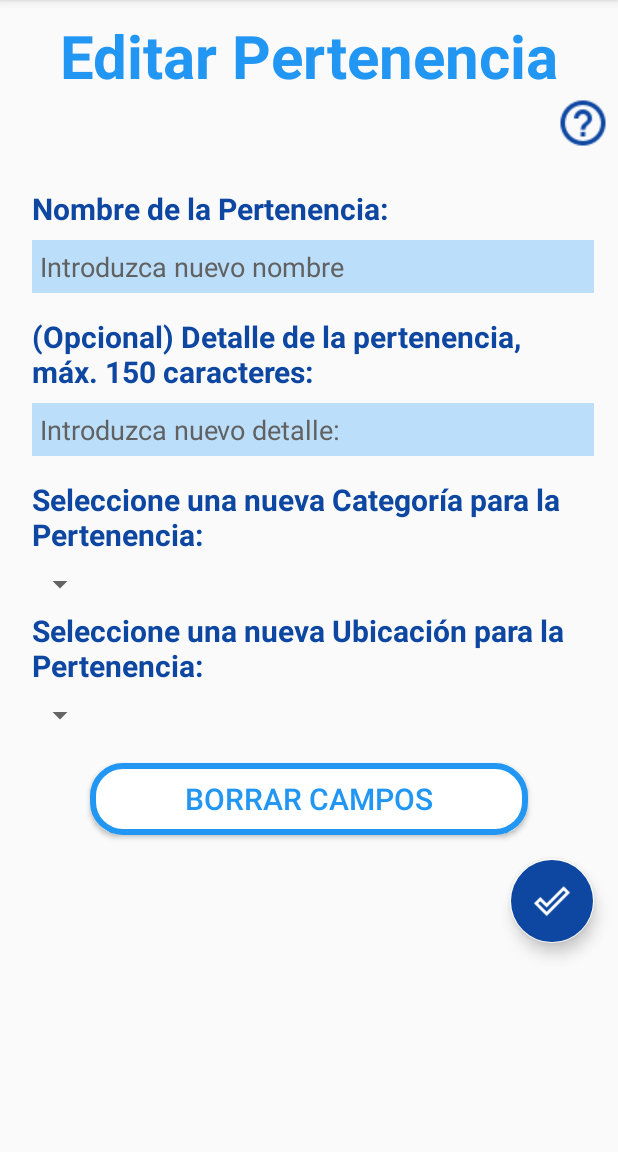
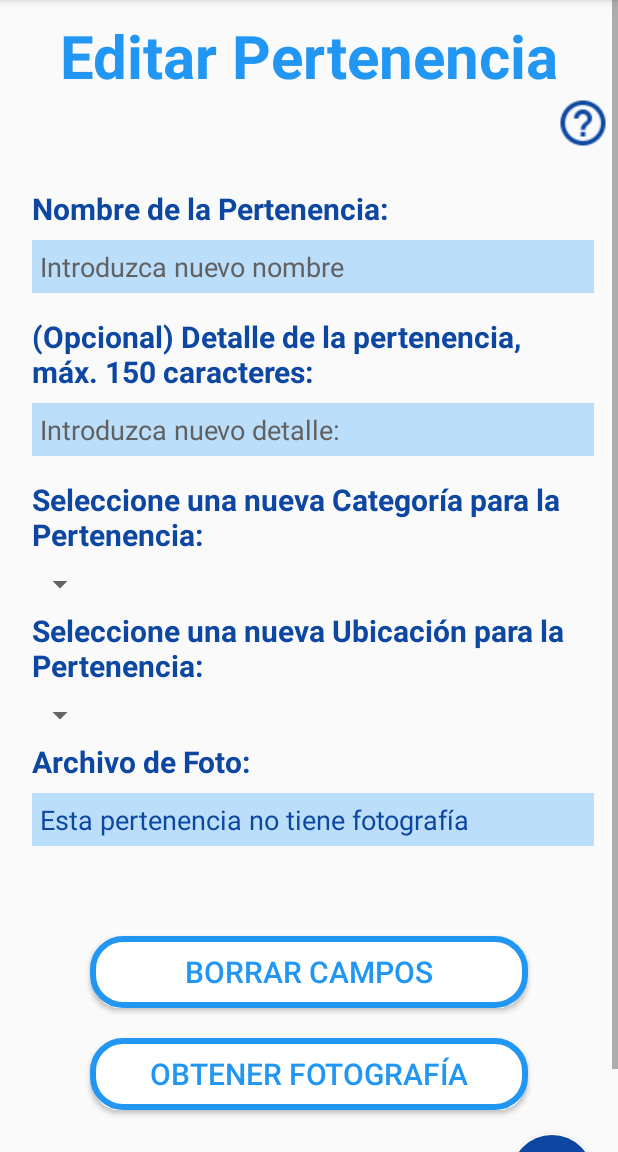
Before and after one commit to juasas/AppOrganizador, an Android app: the MostrarPertenenciaActivity screen opened directly, with no data from a screen before it, after a tap on "editar", on a phone screen of 412 x 824 dp, the part 84-1236 px from its top. Run offline under Robolectric (Android 15) with nearby library versions, the phone set to English and light mode, and no system bars; 2 statements that could not run were skipped.

Commit message:
Versión 4 antes de modificar clase de editarPertenencia 28-09-2019

```diff
--- a/app/src/main/java/com/example/juasa/apporganizador/EditarPertenenciaActivity.java
+++ b/app/src/main/java/com/example/juasa/apporganizador/EditarPertenenciaActivity.java
@@ -1,6 +1,7 @@
 package com.example.juasa.apporganizador;
 
 import android.content.Intent;
+import android.graphics.BitmapFactory;
 import android.support.v7.app.AlertDialog;
 import android.support.v7.app.AppCompatActivity;
 import android.os.Bundle;
@@ -15,15 +16,16 @@ import android.widget.TextView;
 import android.widget.Toast;
 
 import com.example.juasa.apporganizador.base_de_datos.Controlador_base_datos;
+import com.example.juasa.apporganizador.datos.Datos;
 
 public class EditarPertenenciaActivity extends AppCompatActivity {
 
     private Controlador_base_datos controlador;
-    private EditText cajaNombre, cajaDetalle;
+    private EditText cajaNombre, cajaDetalle, cajaTextoFoto;
     private Bundle extras;
     private int id_pert, idCategoria, idUbicacion;
     private String nombreCategoriaPert, nombrePert, detallePert, nombreUbicacionPert, nombreAntiguo;
-    //private String foto_pert;
+    private String fotoPert;
     private View view;
     private Pertenencia pertenencia;
     private Spinner spinnerCategoria, spinnerUbicacion;
@@ -41,21 +43,22 @@ public class EditarPertenenciaActivity extends AppCompatActivity {
         llenarPertenencia();
     }
 
-        public void inicializar (){
+    public void inicializar() {
         cajaNombre = (EditText) findViewById(R.id.editar_pert_caja_nombre);
         cajaDetalle = (EditText) findViewById(R.id.editar_pert_caja_detalle);
         spinnerCategoria = findViewById(R.id.editar_pert_sp_categoria);
         spinnerUbicacion = findViewById(R.id.editar_pert_sp_ubic);
+        cajaTextoFoto = (EditText) findViewById(R.id.editar_pert_caja_textoFoto);
     }
 
     @Override
-    public boolean onCreateOptionsMenu (Menu menu){
+    public boolean onCreateOptionsMenu(Menu menu) {
         getMenuInflater().inflate(R.menu.menu_action_secundario, menu);
         return super.onCreateOptionsMenu(menu);
     }
 
     @Override
-    public boolean onOptionsItemSelected (MenuItem item ) {
+    public boolean onOptionsItemSelected(MenuItem item) {
         switch (item.getItemId()) {
             case R.id.menu_action_secundario_volver_atras:
                 Intent intento = new Intent(this, PertenenciasPpalActivity.class);
@@ -76,15 +79,21 @@ public class EditarPertenenciaActivity extends AppCompatActivity {
             detallePert = extras.getString("detalle_pert");
             nombreCategoriaPert = extras.getString("categoria_pert");
             nombreUbicacionPert = extras.getString("ubicacion_pert");
-            //foto_pert = extras.getString("foto_desc");
+            fotoPert = extras.getString("foto_pert");
         }
     }
 
-    public void llenarPertenencia(){
+    public void llenarPertenencia() {
         cajaNombre.setText(nombrePert);
         cajaDetalle.setText(detallePert);
         spinnerCategoria.setSelection(obtenerPosicionItem(spinnerCategoria, nombreCategoriaPert));
         spinnerUbicacion.setSelection(obtenerPosicionItem(spinnerUbicacion, nombreUbicacionPert));
+
+        if ((fotoPert == null) || (fotoPert.equals(""))) {
+            cajaTextoFoto.setText("Esta pertenencia no tiene fotografía");
+        } else {
+            cajaTextoFoto.setText(fotoPert);
+        }
     }
 
     public void guardarPertenencia(View view) {
@@ -101,6 +110,7 @@ public class EditarPertenenciaActivity extends AppCompatActivity {
         pertenencia.setIdPertenencia(id_pert);
         pertenencia.setNombrePertenencia(cajaNombre.getText().toString().toUpperCase());
         pertenencia.setDetallePertenencia(cajaDetalle.getText().toString());
+        pertenencia.setFotoPertenencia(cajaTextoFoto.getText().toString());
 
         //int idCat = controlador.obtenerIdCategoria(pertenencia.getCategoriaPertenencia());
         //ubic = controlador.obtenerUbicacion(pertenencia.getUbicacionPertenencia());
@@ -124,7 +134,8 @@ public class EditarPertenenciaActivity extends AppCompatActivity {
             }
         }
     }
-    public void resetear (View view){
+
+    public void resetear(View view) {
         inicializar();
         cajaNombre.setText("");
         cajaDetalle.setText("");
@@ -162,5 +173,22 @@ public class EditarPertenenciaActivity extends AppCompatActivity {
                         "para aceptar")
                 .setPositiveButton("Aceptar", null);
         AlertDialog dialog = builder.create();
-        dialog.show();}
+        dialog.show();
     }
+
+    public void entrarMenuFoto(View view) {
+        intento = new Intent(this, FotografiaPpalActivity.class);
+        guardarDatosPertenencia();
+        startActivity(intento);
+    }
+
+    public void guardarDatosPertenencia (){
+        Datos.pertenenciaGlobal.setIdPertenencia(id_pert);
+        Datos.pertenenciaGlobal.setNombrePertenencia(nombrePert);
+        Datos.pertenenciaGlobal.setDetallePertenencia(detallePert);
+        Datos.pertenenciaGlobal.setNombreUbicacionPertenencia(nombreUbicacionPert);
+        Datos.pertenenciaGlobal.setNombreCategoriaPertenencia(nombreCategoriaPert);
+        Datos.pertenenciaGlobal.setFotoPertenencia(fotoPert);
+        Datos.pertenenciaGlobal.setIdPertenencia(id_pert);
+    }
+}
--- a/app/src/main/java/com/example/juasa/apporganizador/MostrarPertenenciaActivity.java
+++ b/app/src/main/java/com/example/juasa/apporganizador/MostrarPertenenciaActivity.java
@@ -21,7 +21,7 @@ public class MostrarPertenenciaActivity extends AppCompatActivity {
 
     private Controlador_base_datos controlador;
     private ImageView cajaFoto;
-    private TextView cajaCat, cajaUbic, cajaNombre, cajaDetalle;
+    private TextView cajaCat, cajaUbic, cajaNombre, cajaDetalle, cajaTextoFoto;
     private Bundle extras;
     private int id_pert;
     private String categoriaPert, ubicacionPert, nombrePert, detallePert, fotoPert, cadena;
@@ -73,7 +73,7 @@ public class MostrarPertenenciaActivity extends AppCompatActivity {
                 intento1.putExtra("detalle_pert", detallePert);
                 intento1.putExtra("categoria_pert", categoriaPert);
                 intento1.putExtra("ubicacion_pert", ubicacionPert);
-                //intento1.putExtra("foto_pert", foto_pert);
+                intento1.putExtra("foto_pert", fotoPert);
                 startActivity(intento1);
                 break;
             case R.id.menu_action_gestion_eliminar_elemento:
@@ -117,13 +117,14 @@ public class MostrarPertenenciaActivity extends AppCompatActivity {
         cajaCat.setText(categoriaPert);
         cajaUbic.setText(ubicacionPert);
 
-        if (fotoPert == null){
+        if ((fotoPert == null) || (fotoPert.equals(""))){
             cajaFoto.setImageResource(R.mipmap.iconopertenencia);
+            cajaTextoFoto.setText("Esta pertenencia no tiene fotografía");
         } else {
             String rutaImagen = Datos.rutaImagenes + fotoPert;
             cajaFoto.setImageBitmap(BitmapFactory.decodeFile(rutaImagen));
+            cajaTextoFoto.setText(fotoPert);
         }
-
     }
 
     public void inicializar(){
@@ -132,6 +133,7 @@ public class MostrarPertenenciaActivity extends AppCompatActivity {
         cajaCat = (TextView) findViewById(R.id.mostrar_pert_caja_cat);
         cajaUbic = (TextView) findViewById(R.id.mostrar_pert_caja_ubic);
         cajaFoto = (ImageView) findViewById(R.id.mostrar_pert_imagen);
+        cajaTextoFoto =(TextView) findViewById(R.id.mostrar_pert_caja_textoFoto);
         }
 
     public void escribir () {
--- a/app/src/main/java/com/example/juasa/apporganizador/datos/Datos.java
+++ b/app/src/main/java/com/example/juasa/apporganizador/datos/Datos.java
@@ -1,4 +1,6 @@
 package com.example.juasa.apporganizador.datos;
+
+import com.example.juasa.apporganizador.Pertenencia;
 
 public class Datos {
     public static String usuario = "";
@@ -7,4 +9,6 @@ public class Datos {
     public static int numeroUsuarios = 0;
     public static String nombreFoto = "";
     public static String rutaImagenes = "/sdcard/Android/data/com.example.juasa.apporganizador/files/";
+    public static String nombrePertenenciaGeneral = "";
+    public static Pertenencia pertenenciaGlobal = new Pertenencia();
 }
--- a/app/src/main/res/layout/activity_editar_pertenencia.xml
+++ b/app/src/main/res/layout/activity_editar_pertenencia.xml
@@ -63,6 +63,15 @@
                 android:layout_width="wrap_content"
                 android:layout_height="wrap_content"
                 android:layout_centerHorizontal="true" />
+
+            <TextView
+                style="@style/estilo_etiquetas"
+                android:text="Archivo de Foto:" />
+
+            <EditText
+                android:id="@+id/editar_pert_caja_textoFoto"
+                style="@style/estilo_cajas"
+                android:layout_marginBottom="40dp"/>
         </LinearLayout>
 
         <Button
@@ -73,10 +82,18 @@
             android:text="@string/borrar_campos2"
             android:onClick="resetear"/>
 
+        <Button
+            android:id="@+id/editar_pert_boton_foto"
+            style="@style/estilo_boton"
+            android:layout_below="@+id/editar_pert_boton_limpiar"
+            android:layout_marginTop="20dp"
+            android:text="Obtener fotografía"
+            android:onClick="entrarMenuFoto"/>
+
         <FrameLayout
             android:id="@+id/editar_pert_guardar"
             style="@style/match_match"
-            android:layout_below="@+id/editar_pert_boton_limpiar">
+            android:layout_below="@+id/editar_pert_boton_foto">
 
             <android.support.design.widget.FloatingActionButton
                 android:id="@+id/editar_pert_fab"
```
Also changed, not shown: app/src/main/java/com/example/juasa/apporganizador/CrearPertenenciaActivity.java (+18 -12 lines), app/src/main/java/com/example/juasa/apporganizador/PertenenciasCursorAdapter.java (+1 -9 lines), app/src/main/res/layout/activity_crear_pertenencia.xml (+9 -0 lines), app/src/main/res/layout/activity_mostrar_pertenencia.xml (+8 -0 lines). Lines whose indentation alone changed are shown as unchanged.
